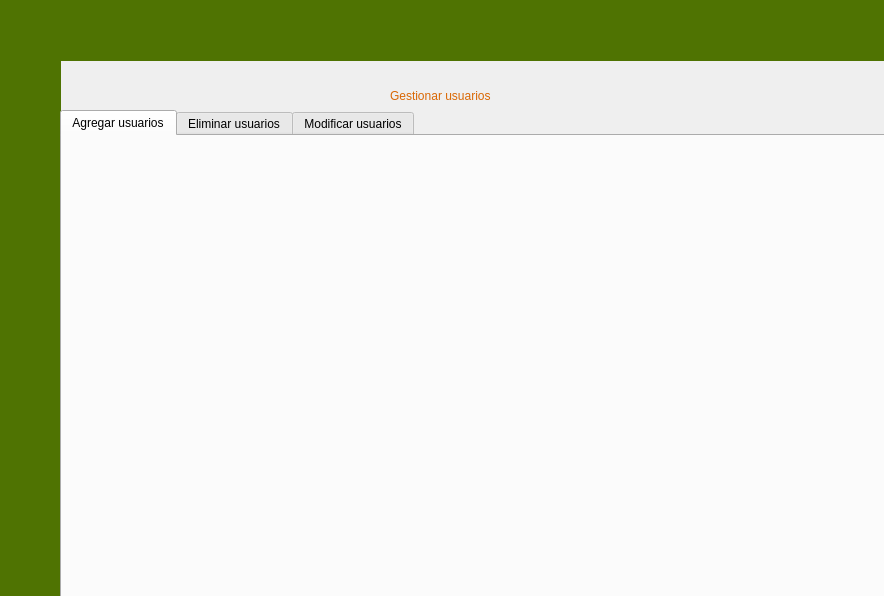
Qt form gerente.ui (FernandoHS-0/Sabware) before a commit.
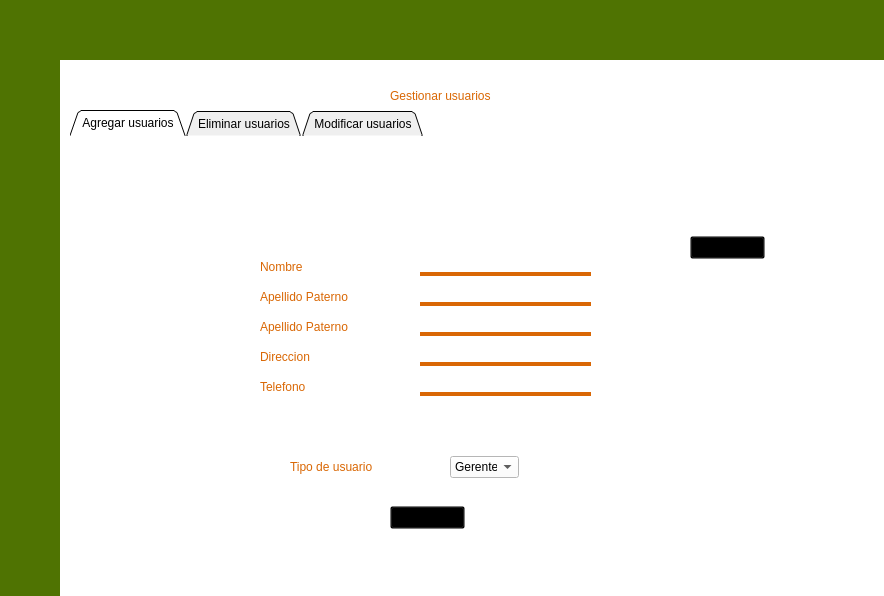
The same form after that commit. The open tabs and pages were chosen to show the change. Icons and pictures are not drawn.

Commit message: Añadir Usuarios, implementacion con el inicio modificado

```diff
--- a/gerente.ui
+++ b/gerente.ui
@@ -110,7 +110,19 @@
      <height>541</height>
     </rect>
    </property>
-   <widget class="QWidget" name="page">
+   <property name="styleSheet">
+    <string notr="true">#TabGestion{
+	background-color: white;
+	image: url(:/imagenes/img/LogoFaded.png);
+}</string>
+   </property>
+   <widget class="QWidget" name="TabGestion">
+    <property name="styleSheet">
+     <string notr="true">#TabGestion{
+	background-color: white;
+	image: url(:/imagenes/img/LogoFaded.png);
+}</string>
+    </property>
     <widget class="QLabel" name="label">
      <property name="geometry">
       <rect>
@@ -128,28 +140,339 @@
       <string>Gestionar usuarios</string>
      </property>
     </widget>
-    <widget class="QTabWidget" name="tabWidget">
+    <widget class="QTabWidget" name="TabGestion1">
      <property name="geometry">
       <rect>
-       <x>0</x>
+       <x>10</x>
        <y>50</y>
-       <width>831</width>
+       <width>821</width>
        <height>491</height>
       </rect>
      </property>
+     <property name="autoFillBackground">
+      <bool>false</bool>
+     </property>
      <property name="styleSheet">
-      <string notr="true">tabWidget{
-	color: #F29F05
-	font: 12pt &quot;HelvLight&quot;;
-}</string>
+      <string notr="true">QTabBar::tab{
+padding-top: 5px;
+padding-bottom: 5px;
+padding-left:10px;
+padding-right: 10px;
+}
+QTabBar::tab:selected{
+border-top: 1px solid red;
+border-left: 1px solid red;
+border-right: 1px solid red;
+border-bottom:1px solid red;
+background-color: #F29F05;
+}
+
+
+
+    background: transparent;
+
+</string>
+     </property>
+     <property name="tabPosition">
+      <enum>QTabWidget::North</enum>
+     </property>
+     <property name="tabShape">
+      <enum>QTabWidget::Triangular</enum>
      </property>
      <property name="currentIndex">
-      <number>2</number>
+      <number>0</number>
+     </property>
+     <property name="iconSize">
+      <size>
+       <width>25</width>
+       <height>20</height>
+      </size>
+     </property>
+     <property name="usesScrollButtons">
+      <bool>true</bool>
+     </property>
+     <property name="documentMode">
+      <bool>true</bool>
+     </property>
+     <property name="tabsClosable">
+      <bool>false</bool>
+     </property>
+     <property name="movable">
+      <bool>false</bool>
+     </property>
+     <property name="tabBarAutoHide">
+      <bool>false</bool>
      </property>
      <widget class="QWidget" name="Agregar">
+      <property name="styleSheet">
+       <string notr="true">background:transparent;</string>
+      </property>
       <attribute name="title">
        <string>Agregar usuarios</string>
       </attribute>
+      <widget class="QLabel" name="label_2">
+       <property name="geometry">
+        <rect>
+         <x>190</x>
+         <y>120</y>
+         <width>81</width>
+         <height>21</height>
+        </rect>
+       </property>
+       <property name="styleSheet">
+        <string notr="true">font: 14pt &quot;HelvLight&quot;;
+color: #D96704;</string>
+       </property>
+       <property name="text">
+        <string>Nombre</string>
+       </property>
+      </widget>
+      <widget class="QLineEdit" name="ApellidoP">
+       <property name="geometry">
+        <rect>
+         <x>350</x>
+         <y>150</y>
+         <width>171</width>
+         <height>20</height>
+        </rect>
+       </property>
+       <property name="styleSheet">
+        <string notr="true">    background-color:#FFF;
+    border: none;
+    border-bottom: 4px solid #D96704; 
+	color: black;
+</string>
+       </property>
+       <property name="text">
+        <string/>
+       </property>
+      </widget>
+      <widget class="QComboBox" name="comboBox">
+       <property name="geometry">
+        <rect>
+         <x>380</x>
+         <y>320</y>
+         <width>69</width>
+         <height>22</height>
+        </rect>
+       </property>
+       <property name="styleSheet">
+        <string notr="true">
+background-color:#FFF;
+</string>
+       </property>
+       <item>
+        <property name="text">
+         <string>Gerente</string>
+        </property>
+       </item>
+       <item>
+        <property name="text">
+         <string>Encargado</string>
+        </property>
+       </item>
+       <item>
+        <property name="text">
+         <string>Cajero</string>
+        </property>
+       </item>
+       <item>
+        <property name="text">
+         <string>Mesero</string>
+        </property>
+       </item>
+      </widget>
+      <widget class="QLineEdit" name="Nombre">
+       <property name="geometry">
+        <rect>
+         <x>350</x>
+         <y>120</y>
+         <width>171</width>
+         <height>20</height>
+        </rect>
+       </property>
+       <property name="styleSheet">
+        <string notr="true">    background-color:#FFF;
+    border: none;
+    border-bottom: 4px solid #D96704; 
+	color: black;
+</string>
+       </property>
+       <property name="text">
+        <string/>
+       </property>
+      </widget>
+      <widget class="QLabel" name="label_3">
+       <property name="geometry">
+        <rect>
+         <x>190</x>
+         <y>150</y>
+         <width>141</width>
+         <height>21</height>
+        </rect>
+       </property>
+       <property name="styleSheet">
+        <string notr="true">font: 14pt &quot;HelvLight&quot;;
+color: #D96704;</string>
+       </property>
+       <property name="text">
+        <string>Apellido Paterno</string>
+       </property>
+      </widget>
+      <widget class="QLabel" name="label_4">
+       <property name="geometry">
+        <rect>
+         <x>190</x>
+         <y>180</y>
+         <width>141</width>
+         <height>21</height>
+        </rect>
+       </property>
+       <property name="styleSheet">
+        <string notr="true">font: 14pt &quot;HelvLight&quot;;
+color: #D96704;</string>
+       </property>
+       <property name="text">
+        <string>Apellido Paterno</string>
+       </property>
+      </widget>
+      <widget class="QLineEdit" name="ApellidoM">
+       <property name="geometry">
+        <rect>
+         <x>350</x>
+         <y>180</y>
+         <width>171</width>
+         <height>20</height>
+        </rect>
+       </property>
+       <property name="styleSheet">
+        <string notr="true">    background-color:#FFF;
+    border: none;
+    border-bottom: 4px solid #D96704; 
+	color: black;
+</string>
+       </property>
+       <property name="text">
+        <string/>
+       </property>
+      </widget>
+      <widget class="QLabel" name="label_5">
+       <property name="geometry">
+        <rect>
+         <x>190</x>
+         <y>210</y>
+         <width>141</width>
+         <height>21</height>
+        </rect>
+       </property>
+       <property name="styleSheet">
+        <string notr="true">font: 14pt &quot;HelvLight&quot;;
+color: #D96704;</string>
+       </property>
+       <property name="text">
+        <string>Direccion</string>
+       </property>
+      </widget>
+      <widget class="QLineEdit" name="Direccion">
+       <property name="geometry">
+        <rect>
+         <x>350</x>
+         <y>210</y>
+         <width>171</width>
+         <height>20</height>
+        </rect>
+       </property>
+       <property name="styleSheet">
+        <string notr="true">    background-color:#FFF;
+    border: none;
+    border-bottom: 4px solid #D96704; 
+	color: black;
+</string>
+       </property>
+       <property name="text">
+        <string/>
+       </property>
+      </widget>
+      <widget class="QLabel" name="label_6">
+       <property name="geometry">
+        <rect>
+         <x>220</x>
+         <y>320</y>
+         <width>141</width>
+         <height>21</height>
+        </rect>
+       </property>
+       <property name="styleSheet">
+        <string notr="true">font: 14pt &quot;HelvLight&quot;;
+color: #D96704;</string>
+       </property>
+       <property name="text">
+        <string>Tipo de usuario</string>
+       </property>
+      </widget>
+      <widget class="QPushButton" name="Guardar">
+       <property name="geometry">
+        <rect>
+         <x>320</x>
+         <y>370</y>
+         <width>75</width>
+         <height>23</height>
+        </rect>
+       </property>
+       <property name="text">
+        <string>Guardar</string>
+       </property>
+      </widget>
+      <widget class="QLineEdit" name="Telefono">
+       <property name="geometry">
+        <rect>
+         <x>350</x>
+         <y>240</y>
+         <width>171</width>
+         <height>20</height>
+        </rect>
+       </property>
+       <property name="styleSheet">
+        <string notr="true">    background-color:#FFF;
+    border: none;
+    border-bottom: 4px solid #D96704; 
+	color: black;
+</string>
+       </property>
+       <property name="text">
+        <string/>
+       </property>
+      </widget>
+      <widget class="QLabel" name="label_7">
+       <property name="geometry">
+        <rect>
+         <x>190</x>
+         <y>240</y>
+         <width>141</width>
+         <height>21</height>
+        </rect>
+       </property>
+       <property name="styleSheet">
+        <string notr="true">font: 14pt &quot;HelvLight&quot;;
+color: #D96704;</string>
+       </property>
+       <property name="text">
+        <string>Telefono</string>
+       </property>
+      </widget>
+      <widget class="QPushButton" name="pushButton_2">
+       <property name="geometry">
+        <rect>
+         <x>620</x>
+         <y>100</y>
+         <width>75</width>
+         <height>23</height>
+        </rect>
+       </property>
+       <property name="text">
+        <string>PushButton</string>
+       </property>
+      </widget>
      </widget>
      <widget class="QWidget" name="Eliminar">
       <attribute name="title">
```
Left out of the diff: 6 changed lines with no effect on the pictures. The commit also changes 6 other files.
